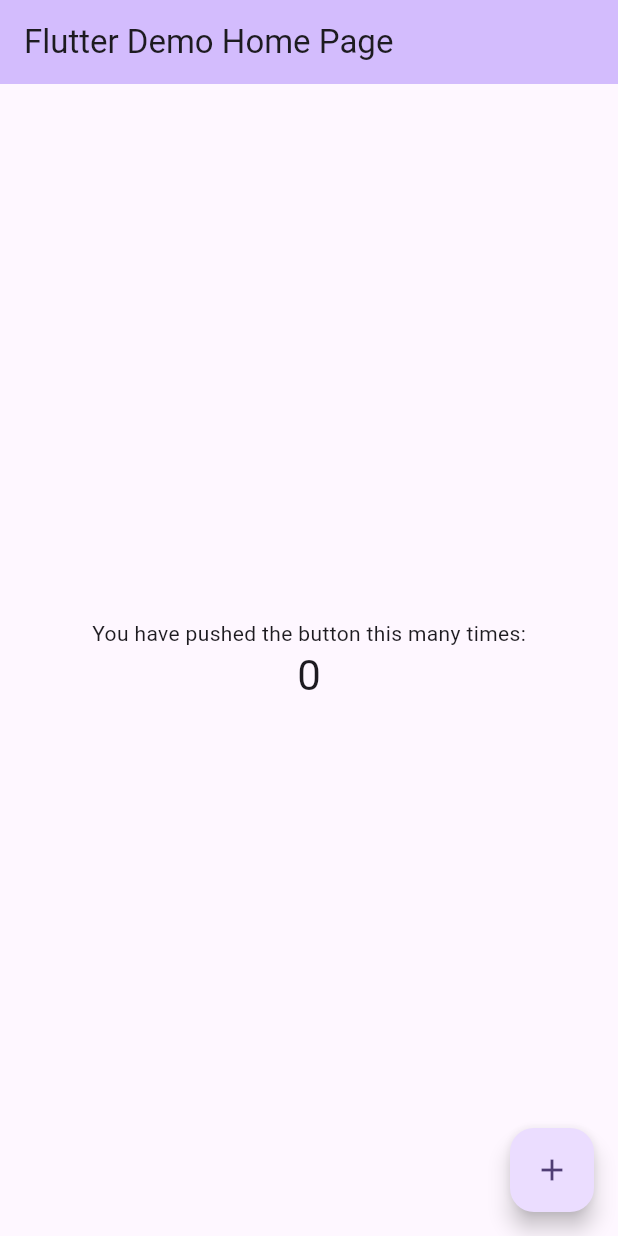
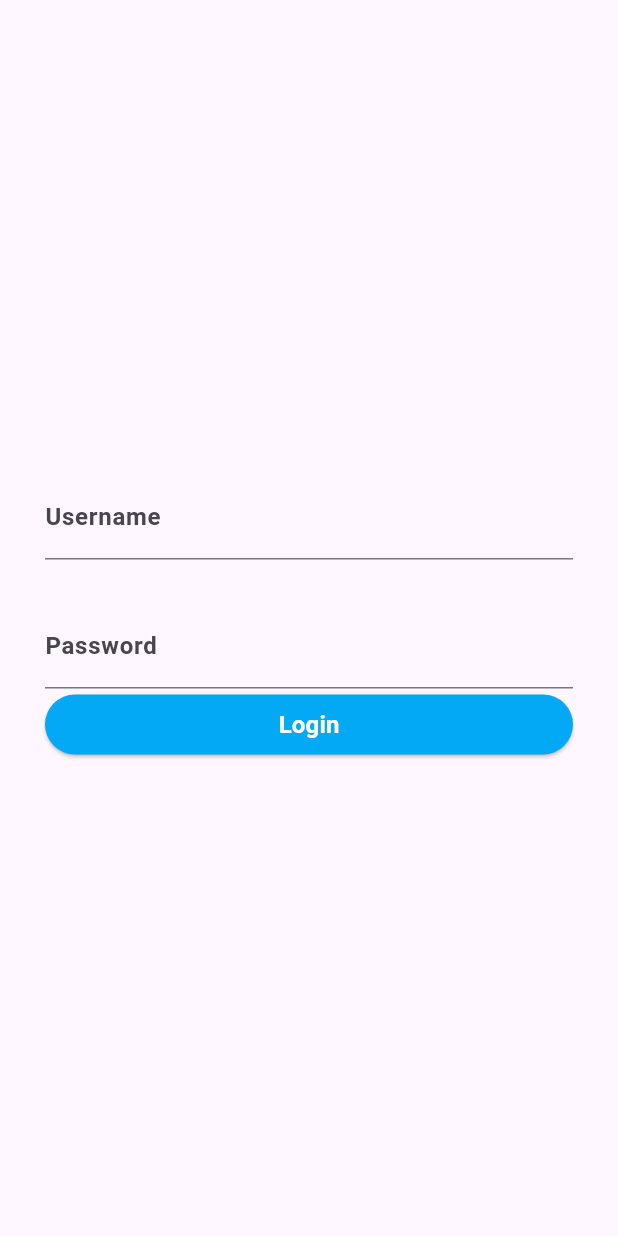
Before and after one commit to Tylefnx/msn2, a Flutter app: the screen it shows after launch, on a phone screen of 412 x 824 dp. Run offline on Flutter 3.47's test engine with Material 3 defaults, Android fonts, the light colour scheme and no system bars; our stand-ins replace auto_route, dartz, dio, flutter_hooks, freezed_annotation, hooks_riverpod.

Commit message:
C O M M I T

```diff
--- a/lib/authentication/infrastructure/authentication_repository.dart
+++ b/lib/authentication/infrastructure/authentication_repository.dart
@@ -18,7 +18,7 @@ class AuthenticationRepository {
         password: password,
       );
       final uid = response.data['user_id'] as String;
-
+      print(uid);
       return Right(uid);
     } on DioException catch (e) {
       return left(
--- /dev/null
+++ b/lib/authentication/presentation/login_page.dart
@@ -0,0 +1,57 @@
+import 'package:auto_route/auto_route.dart';
+import 'package:flutter/material.dart';
+import 'package:flutter_hooks/flutter_hooks.dart';
+import 'package:hooks_riverpod/hooks_riverpod.dart';
+import 'package:msn2/authentication/shared/providers.dart';
+import 'package:msn2/core/presentation/app_buttons.dart';
+import 'package:msn2/core/presentation/app_padding.dart';
+import 'package:msn2/core/presentation/app_sb_padding.dart';
+import 'package:msn2/core/presentation/app_textformfield.dart';
+
+@RoutePage(name: 'LoginRoute')
+class LoginPage extends StatelessWidget {
+  const LoginPage({super.key});
+
+  @override
+  Widget build(BuildContext context) {
+    return Scaffold(
+      body: AppPadding.h30v40(
+        child: const _LoginWidget(),
+      ),
+    );
+  }
+}
+
+class _LoginWidget extends HookConsumerWidget {
+  const _LoginWidget({
+    super.key,
+  });
+
+  @override
+  Widget build(BuildContext context, WidgetRef ref) {
+    final usernameController = useTextEditingController();
+    final passwordController = useTextEditingController();
+    return Column(
+      mainAxisAlignment: MainAxisAlignment.center,
+      crossAxisAlignment: CrossAxisAlignment.stretch,
+      children: [
+        AppTextformfield.normalText(
+          controller: usernameController,
+          label: 'Username',
+        ),
+        SB_AppPadding.h30(),
+        AppTextformfield.privateText(
+          controller: passwordController,
+          label: 'Password',
+        ),
+        AppButton(
+          onPressed: () => ref.read(authStateNotifierProvider.notifier).login(
+                username: usernameController.text,
+                password: passwordController.text,
+              ),
+          title: 'Login',
+        ),
+      ],
+    );
+  }
+}
--- /dev/null
+++ b/lib/authentication/shared/providers.dart
@@ -0,0 +1,24 @@
+import 'package:dio/dio.dart';
+import 'package:hooks_riverpod/hooks_riverpod.dart';
+import 'package:msn2/authentication/application/authentication_notifier.dart';
+import 'package:msn2/authentication/infrastructure/authentication_repository.dart';
+import 'package:msn2/authentication/infrastructure/authentication_service.dart';
+
+final dio = Dio();
+
+final authServiceProvider = Provider(
+  (ref) => AuthenticationService(dio),
+);
+
+final authRepoProvider = Provider(
+  (ref) => AuthenticationRepository(
+    ref.watch(authServiceProvider),
+  ),
+);
+
+final authStateNotifierProvider =
+    StateNotifierProvider<AuthStateNotifier, AuthState>(
+  (ref) => AuthStateNotifier(
+    ref.watch(authRepoProvider),
+  ),
+);
--- /dev/null
+++ b/lib/core/router/app_router.dart
@@ -0,0 +1,24 @@
+import 'package:auto_route/auto_route.dart';
+import 'package:msn2/authentication/presentation/login_page.dart';
+
+part 'app_router.gr.dart';
+
+@AutoRouterConfig(replaceInRouteName: 'Page,Route')
+class AppRouter extends RootStackRouter {
+  @override
+  RouteType get defaultRouteType =>
+      const RouteType.material(); //.cupertino, .adaptive ..etc
+
+  @override
+  List<AutoRoute> get routes => [
+        AutoRoute(
+          page: LoginRoute.page,
+          initial: true,
+        ),
+      ];
+
+  @override
+  List<AutoRouteGuard> get guards => [
+        // optionally add root guards here
+      ];
+}
--- a/lib/main.dart
+++ b/lib/main.dart
@@ -1,66 +1,19 @@
 import 'package:flutter/material.dart';
+import 'package:hooks_riverpod/hooks_riverpod.dart';
+import 'package:msn2/core/router/app_router.dart';
 
 void main() {
-  runApp(const MyApp());
+  runApp(const Application());
 }
 
-class MyApp extends StatelessWidget {
-  const MyApp({super.key});
+class Application extends StatelessWidget {
+  const Application({super.key});
+  static final _appRouter = AppRouter();
   @override
   Widget build(BuildContext context) {
-    return MaterialApp(
-      title: 'Flutter Demo',
-      theme: ThemeData(
-        colorScheme: ColorScheme.fromSeed(seedColor: Colors.deepPurple),
-        useMaterial3: true,
-      ),
-      home: const MyHomePage(title: 'Flutter Demo Home Page'),
-    );
-  }
-}
-
-class MyHomePage extends StatefulWidget {
-  const MyHomePage({super.key, required this.title});
-  final String title;
-
-  @override
-  State<MyHomePage> createState() => _MyHomePageState();
-}
-
-class _MyHomePageState extends State<MyHomePage> {
-  int _counter = 0;
-
-  void _incrementCounter() {
-    setState(() {
-      _counter++;
-    });
-  }
-
-  @override
-  Widget build(BuildContext context) {
-    return Scaffold(
-      appBar: AppBar(
-        backgroundColor: Theme.of(context).colorScheme.inversePrimary,
-        title: Text(widget.title),
-      ),
-      body: Center(
-        child: Column(
-          mainAxisAlignment: MainAxisAlignment.center,
-          children: <Widget>[
-            const Text(
-              'You have pushed the button this many times:',
-            ),
-            Text(
-              '$_counter',
-              style: Theme.of(context).textTheme.headlineMedium,
-            ),
-          ],
-        ),
-      ),
-      floatingActionButton: FloatingActionButton(
-        onPressed: _incrementCounter,
-        tooltip: 'Increment',
-        child: const Icon(Icons.add),
+    return ProviderScope(
+      child: MaterialApp.router(
+        routerConfig: _appRouter.config(),
       ),
     );
   }
```
Also changed, not shown: lib/core/router/app_router.gr.dart (added).
